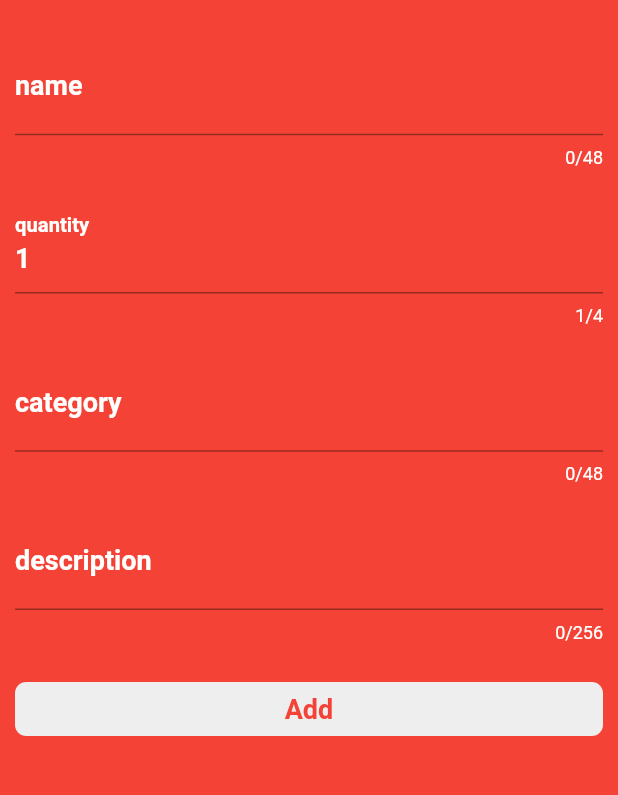
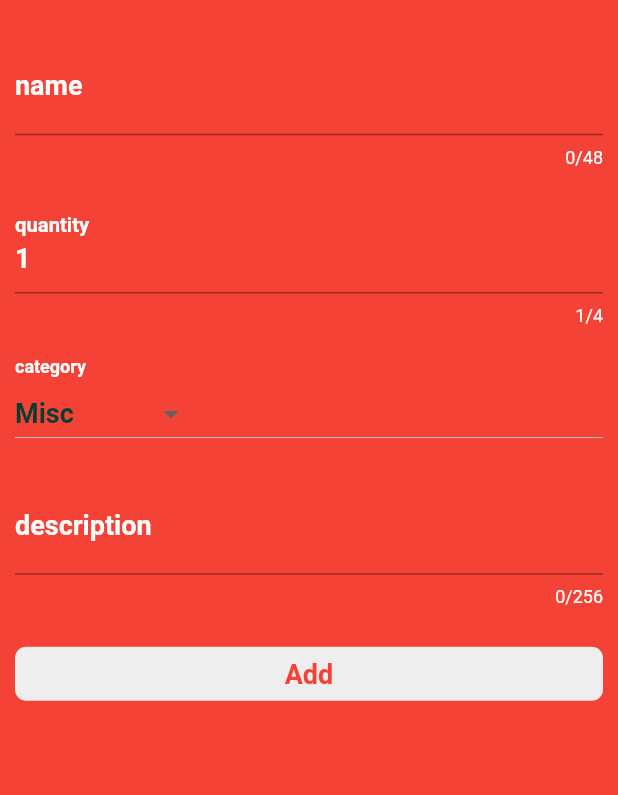
Before and after one commit to eimlav/nomadic, a Flutter app: the ChecklistView screen opened by its route, after a tap on the "add" icon, on a phone screen of 412 x 824 dp, the part 59-854 px from its top. Run offline on Flutter 3.47's test engine with Material 2 defaults, Android fonts, the phone set to English and light mode, and no system bars; our stand-ins replace flutter_spinkit, sqflite; accounts and stored records are empty; Roboto replaces fonts that are missing (Montserrat).

Commit message:
Implement categories enum

```diff
--- a/lib/core/models/checklist_item.dart
+++ b/lib/core/models/checklist_item.dart
@@ -1,3 +1,21 @@
+enum ChecklistItemCategories {
+  Luggage,
+  Clothing,
+  Electronics,
+  Food,
+  Documents,
+  Misc,
+}
+
+final Map<ChecklistItemCategories, String> checklistItemCategoriesName = {
+  ChecklistItemCategories.Luggage: "Luggage",
+  ChecklistItemCategories.Clothing: "Clothing",
+  ChecklistItemCategories.Electronics: "Electronics",
+  ChecklistItemCategories.Food: "Food",
+  ChecklistItemCategories.Documents: "Documents",
+  ChecklistItemCategories.Misc: "Misc",
+};
+
 class ChecklistItem {
   int id;
   String name;
@@ -43,4 +61,6 @@ class ChecklistItem {
 
     return this.photos.split(',');
   }
+
+  static validateCategory(String value) {}
 }
--- a/lib/core/viewmodels/widgets/checklist_add_bottomsheet_model.dart
+++ b/lib/core/viewmodels/widgets/checklist_add_bottomsheet_model.dart
@@ -9,7 +9,7 @@ import 'package:nomadic/core/viewmodels/base_model.dart';
 class ChecklistAddBottomSheetModel extends BaseModel {
   DBService _dbService;
   bool autoValidate = false;
-  Map<String, dynamic> form = Map<String, dynamic>();
+  Map<String, dynamic> form = {'category': 'Misc'};
   final GlobalKey<FormState> formKey = GlobalKey<FormState>();
 
   ChecklistAddBottomSheetModel({
@@ -30,8 +30,11 @@ class ChecklistAddBottomSheetModel extends BaseModel {
 
   // Validate category field
   String validateCategoryField(String value) {
-    return Validator.stringLengthValidator(value, 'category',
-        FormConstants.categoryMinLength, FormConstants.categoryMaxLength);
+    var result = checklistItemCategoriesName[value];
+    if (result == null) {
+      return 'category should be one of those specifed';
+    }
+    return null;
   }
 
   // Validate description field
--- a/lib/core/viewmodels/widgets/checklist_model.dart
+++ b/lib/core/viewmodels/widgets/checklist_model.dart
@@ -37,16 +37,13 @@ class ChecklistModel extends BaseModel {
     checklistCount = 0;
     showCheckboxes = value;
     notifyListeners();
-    print(value);
   }
 
   void incrementChecklistCount() {
     checklistCount++;
-    print(checklistCount);
   }
 
   void decrementChecklistCount() {
     checklistCount--;
-    print(checklistCount);
   }
 }
--- a/lib/ui/shared/styles.dart
+++ b/lib/ui/shared/styles.dart
@@ -101,6 +101,26 @@ class Styles {
     color: _textColorDefaultContrast,
   );
 
+  static final textFieldHeader = TextStyle(
+    color: _textColorFormDefault,
+    fontSize: _textSizeSmall,
+    fontWeight: FontWeight.bold,
+  );
+
+  static final textFieldHeaderContrast = TextStyle(
+    color: _textColorDefaultContrast,
+    fontSize: _textSizeSmall,
+    fontWeight: FontWeight.bold,
+  );
+
+  static final dropDownText = TextStyle(
+    fontFamily: _fontNameDefault,
+    fontSize: _textSizeMedium,
+    fontWeight: FontWeight.bold,
+    color: _textColorDefault,
+    height: 1.2,
+  );
+
   static final textButton = TextStyle(
     fontFamily: _fontNameDefault,
     fontSize: _textSizeMedium,
--- a/lib/ui/widgets/checklist.dart
+++ b/lib/ui/widgets/checklist.dart
@@ -21,7 +21,6 @@ class Checklist extends StatelessWidget {
             : ListView.builder(
                 itemCount: model.checklistItems.length + 1,
                 itemBuilder: (context, index) {
-                  print(index);
                   if (index == 0) {
                     var status = model.showCheckboxes ? 'Hide' : 'Show';
                     return FlatButton(
--- a/lib/ui/widgets/checklist_add_bottomsheet.dart
+++ b/lib/ui/widgets/checklist_add_bottomsheet.dart
@@ -1,6 +1,7 @@
 import 'package:flutter/material.dart';
 import 'package:nomadic/core/constants/app_constants.dart';
 import 'package:nomadic/core/constants/form_constants.dart';
+import 'package:nomadic/core/models/checklist_item.dart';
 import 'package:nomadic/core/viewmodels/widgets/checklist_add_bottomsheet_model.dart';
 import 'package:nomadic/ui/shared/styles.dart';
 import 'package:nomadic/ui/shared/ui_helper.dart';
@@ -17,6 +18,8 @@ class ChecklistAddBottomSheet extends StatefulWidget {
 }
 
 class _ChecklistAddBottomSheetState extends State<ChecklistAddBottomSheet> {
+  String _dropDownValue = 'Misc';
+
   @override
   Widget build(BuildContext context) {
     return BaseWidget<ChecklistAddBottomSheetModel>(
@@ -72,19 +75,22 @@ class _ChecklistAddBottomSheetState extends State<ChecklistAddBottomSheet> {
                 validator: (value) => model.validateQuantityField(value),
               ),
               UIHelper.verticalSpaceMedium,
-              TextFormField(
-                style: Styles.textFormFieldInputContrast,
-                decoration: InputDecoration(
-                    labelText: 'category',
-                    labelStyle: Styles.textFormFieldContrast,
-                    errorStyle: Styles.textFormFieldContrast,
-                    counterStyle: Styles.textFormFieldContrast),
-                cursorColor: Colors.white,
-                maxLines: 1,
-                maxLength: FormConstants.categoryMaxLength,
-                keyboardType: TextInputType.text,
-                onSaved: (value) => model.form["category"] = value,
-                validator: (value) => model.validateCategoryField(value),
+              Text('category', style: Styles.textFieldHeaderContrast),
+              DropdownButton(
+                style: Styles.dropDownText,
+                value: _dropDownValue,
+                items: checklistItemCategoriesName.entries
+                    .map<DropdownMenuItem<String>>(
+                        (MapEntry<ChecklistItemCategories, String> e) =>
+                            DropdownMenuItem<String>(
+                              value: e.value,
+                              child: Text(e.value),
+                            ))
+                    .toList(),
+                onChanged: (value) {
+                  setState(() => _dropDownValue = value);
+                  model.form["category"] = _dropDownValue;
+                },
               ),
               UIHelper.verticalSpaceMedium,
               TextFormField(
```
Also changed, not shown: lib/ui/views/checklist_edit_view.dart (+24 -14 lines).
